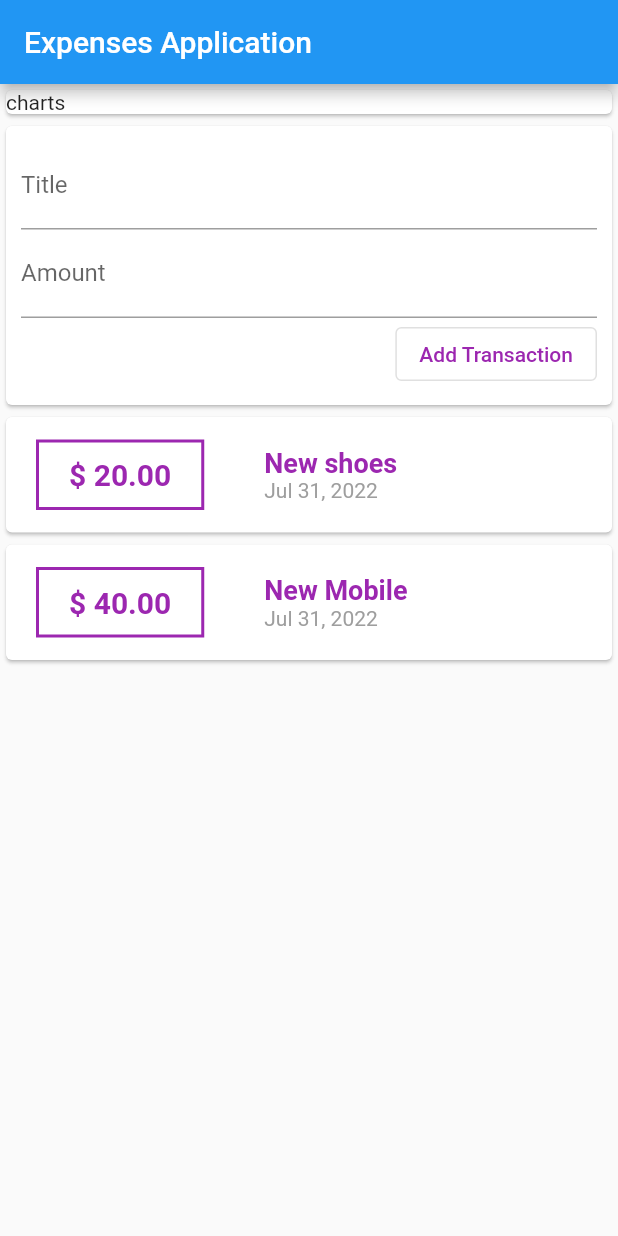
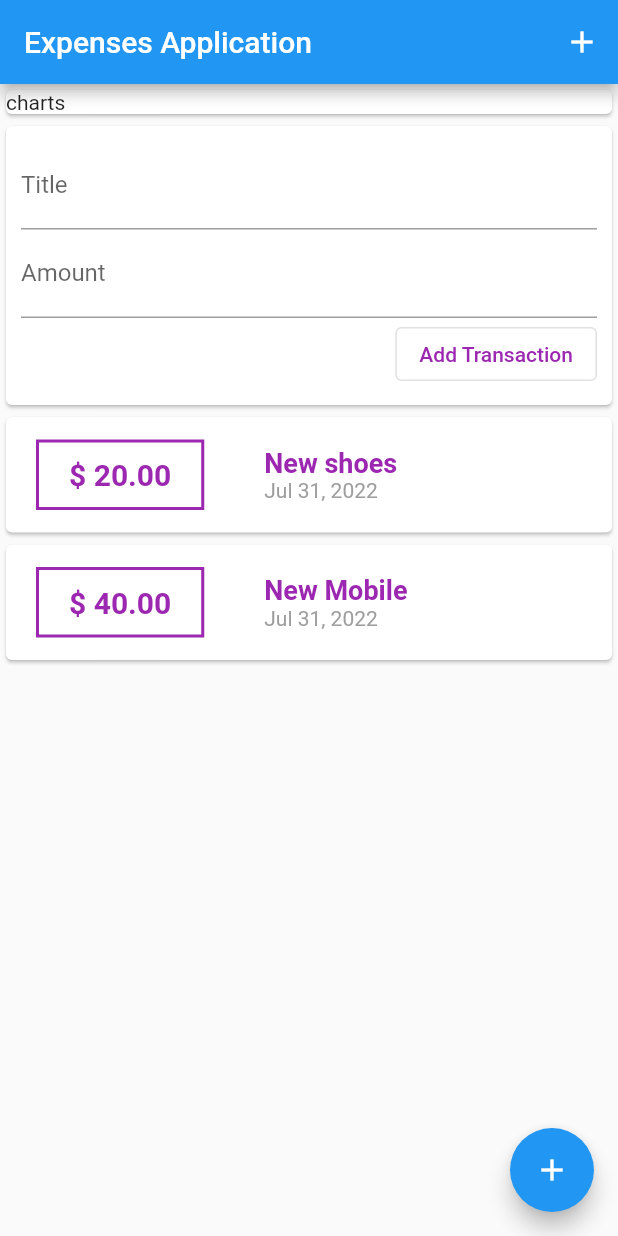
Before and after one commit to salmayaser/ExpenseTrackerFlutter, a Flutter app: the screen it shows after launch, on a phone screen of 412 x 824 dp. Run offline on Flutter 3.47's test engine with Material 2 defaults, Android fonts, the phone set to English and light mode, and no system bars.

Commit message:
Adding floating button

```diff
--- a/lib/main.dart
+++ b/lib/main.dart
@@ -18,6 +18,7 @@ class MyHomePage extends StatelessWidget {
     return Scaffold(
       appBar: AppBar(
         title: const Text('Expenses Application'),
+        actions: [IconButton(onPressed: () {}, icon: Icon(Icons.add))],
       ),
       body: SingleChildScrollView(
         child: Column(
@@ -31,6 +32,11 @@ class MyHomePage extends StatelessWidget {
             UserTransaction()
           ],
         ),
-        ));
+      ),
+      floatingActionButton: FloatingActionButton(
+        child: Icon(Icons.add),
+        onPressed: () {},
+      ),
+    );
   }
 }
```
Lines whose indentation alone changed are shown as unchanged.
